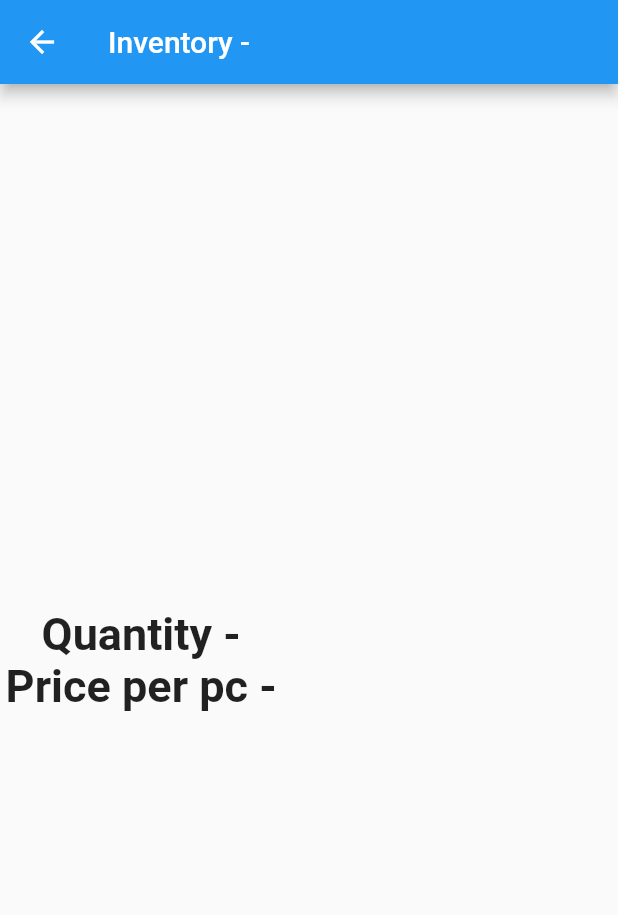
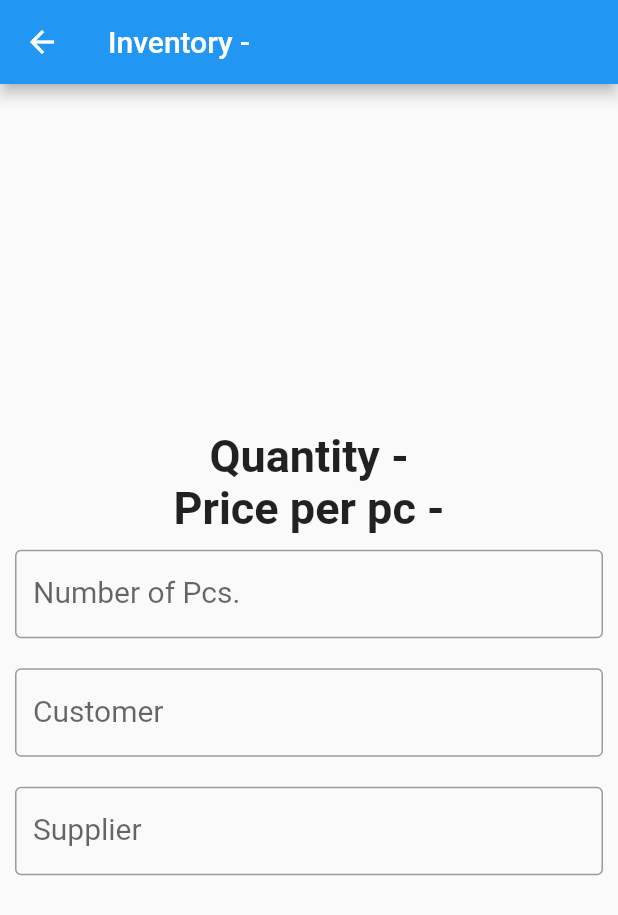
Before and after one commit to mananmehta3/Pharmacy-Management-System, a Flutter app: the InventoryView screen opened directly with empty values, on a phone screen of 412 x 824 dp. Shown: the top 915 px of the screen. Run offline on Flutter 3.47's test engine with Material 2 defaults, Android fonts, the phone set to English and light mode, and no system bars; our stand-ins replace cloud_firestore, firebase_auth, firebase_core; accounts and stored records are empty.

Commit message:
Added Form view in Inventory view

```diff
--- a/lib/views/inventory_view.dart
+++ b/lib/views/inventory_view.dart
@@ -16,9 +16,28 @@ class InventoryView extends StatefulWidget {
 
 class _InventoryViewState extends State<InventoryView> {
   late final String _medicineName;
+  late final TextEditingController _numberOfMedicine;
+  late final TextEditingController _customer;
+  late final TextEditingController _supplier;
 
   _InventoryViewState(String medicineName) {
     _medicineName = medicineName;
+  }
+
+  @override
+  void initState() {
+    _numberOfMedicine = TextEditingController();
+    _customer = TextEditingController();
+    _supplier = TextEditingController();
+    super.initState();
+  }
+
+  @override
+  void dispose() {
+    _numberOfMedicine.dispose();
+    _customer.dispose();
+    _supplier.dispose();
+    super.dispose();
   }
 
   @override
@@ -81,9 +100,59 @@ class _InventoryViewState extends State<InventoryView> {
                     Text('Price per pc - $price',
                         textAlign: TextAlign.center,
                         style: const TextStyle(
-                          fontSize: 30.0, fontWeight: FontWeight.bold))
-                ],
-              ));
+                            fontSize: 30.0, fontWeight: FontWeight.bold)),
+                    Container(
+                      margin: const EdgeInsets.symmetric(
+                          vertical: 10.0, horizontal: 10),
+                      child: TextFormField(
+                        autofocus: false,
+                        decoration: const InputDecoration(
+                          labelText: 'Number of Pcs.',
+                          labelStyle: TextStyle(fontSize: 20.0),
+                          border: OutlineInputBorder(),
+                          errorStyle:
+                              TextStyle(color: Colors.redAccent, fontSize: 15),
+                        ),
+                        controller: _numberOfMedicine,
+                        validator: (value) {
+                          if (value == null || value.isEmpty) {
+                            return 'Please Enter the number of Medicines';
+                          }
+                          return null;
+                        },
+                      ),
+                    ),
+                    Container(
+                      margin: const EdgeInsets.symmetric(
+                          vertical: 10.0, horizontal: 10),
+                      child: TextFormField(
+                        autofocus: false,
+                        decoration: const InputDecoration(
+                          labelText: 'Customer',
+                          labelStyle: TextStyle(fontSize: 20.0),
+                          border: OutlineInputBorder(),
+                          errorStyle:
+                              TextStyle(color: Colors.redAccent, fontSize: 15),
+                        ),
+                        controller: _customer,
+                      ),
+                    ),
+                    Container(
+                      margin: const EdgeInsets.symmetric(
+                          vertical: 10.0, horizontal: 10),
+                      child: TextFormField(
+                        autofocus: false,
+                        decoration: const InputDecoration(
+                          labelText: 'Supplier',
+                          labelStyle: TextStyle(fontSize: 20.0),
+                          border: OutlineInputBorder(),
+                          errorStyle:
+                              TextStyle(color: Colors.redAccent, fontSize: 15),
+                        ),
+                        controller: _supplier,
+                      ),
+                    ),
+                  ]));
         });
   }
 }
```
Lines whose indentation alone changed are shown as unchanged.
